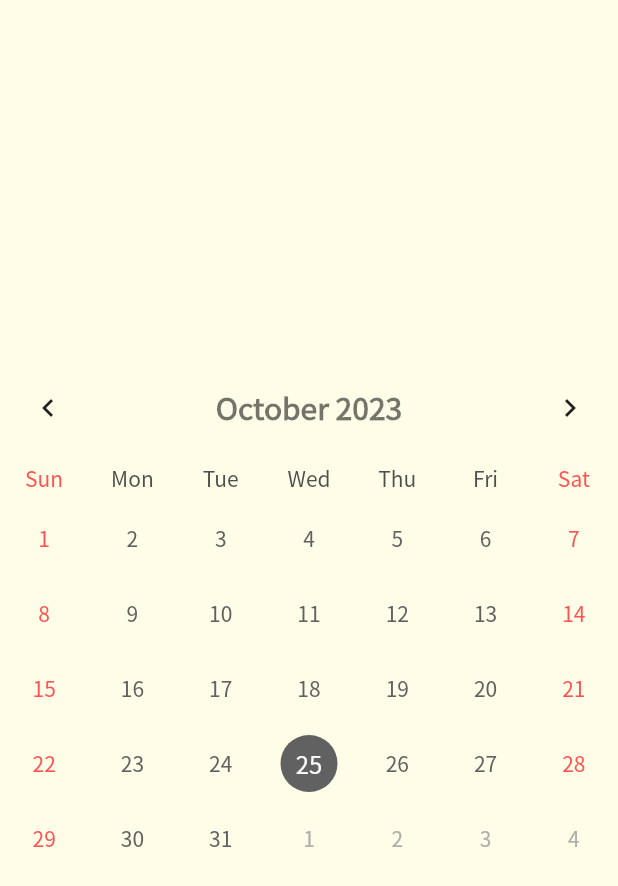
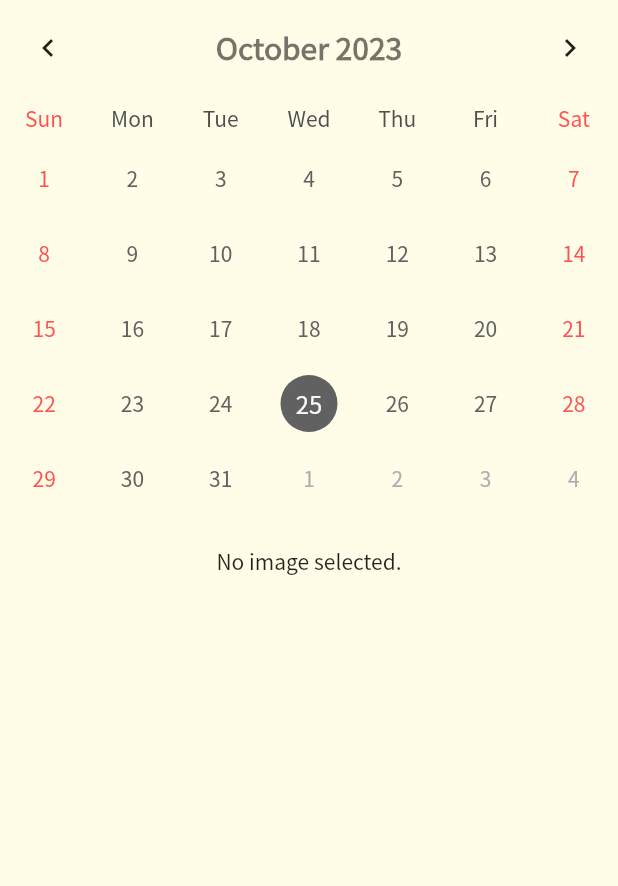
Before and after one commit to 6eom9eun/timeDam, a Flutter app: the MemoryPage screen opened directly, on a phone screen of 412 x 824 dp. Shown: the top 886 px of the screen. Run offline on Flutter 3.47's test engine with Material 2 defaults, Android fonts, the phone set to English and light mode, and no system bars; drawn by our look-alikes of table_calendar; our stand-ins replace cloud_firestore, firebase_auth, firebase_core, firebase_storage, google_sign_in, image_picker; accounts and stored records are empty.

Commit message:
게시글Provider

```diff
--- a/lib/providers/loginProvider.dart
+++ b/lib/providers/loginProvider.dart
@@ -20,7 +20,7 @@ import 'dart:core';
 import 'package:cloud_firestore/cloud_firestore.dart';
 
 /*
-Login provider
+===로그인 Provider===
  */
 class LoginProvider with ChangeNotifier {
   LoginProvider() {
--- /dev/null
+++ b/lib/providers/postProvider.dart
@@ -0,0 +1,15 @@
+import 'package:flutter/material.dart';
+
+/*
+===Post Provider===
+ */
+class PostProvider with ChangeNotifier {
+  String? _imageUrl;
+
+  String? get imageUrl => _imageUrl;
+
+  set imageUrl(String? url) {
+    _imageUrl = url;
+    notifyListeners();
+  }
+}
--- a/lib/screens/memoryPage.dart
+++ b/lib/screens/memoryPage.dart
@@ -1,6 +1,7 @@
 import 'package:flutter/material.dart';
 import 'package:memo_re/widgets/calendar2_widget.dart';
-
+import 'package:provider/provider.dart';
+import 'package:memo_re/providers/postProvider.dart';
 
 class MemoryPage extends StatefulWidget {
   const MemoryPage({super.key});
@@ -25,10 +26,35 @@ class _MemoryPageState extends State<MemoryPage> {
     return Scaffold(
       backgroundColor: Colors.yellow[50],
       body: Center(
-        child: Calendar2(
-          focusedDay: _focusedDay,
-          selectedDay: _selectedDay,
-          onDaySelected: _onDaySelected,
+        child: Column(
+          children: [
+            Calendar2(
+              focusedDay: _focusedDay,
+              selectedDay: _selectedDay,
+              onDaySelected: _onDaySelected,
+            ),
+
+            // 이거 post 보여지는 거 위젯화 필요.
+            const SizedBox(height: 20),
+            Expanded(
+              child: SingleChildScrollView(
+                child: Consumer<PostProvider>(
+                  builder: (context, postProvider, child) {
+                    return postProvider.imageUrl != null
+                        ? Container(
+                      width:double.infinity,
+                      height: 200,
+                      child: Image.network(
+                        postProvider.imageUrl!,
+                        fit: BoxFit.fill,
+                      ),
+                    )
+                        : Text('No image selected.');
+                  },
+                ),
+              ),
+            ),
+          ],
         ),
       ),
     );
--- a/lib/utils/vars.dart
+++ b/lib/utils/vars.dart
@@ -1,4 +1,4 @@
-// 폰트랑 색상
+// 폰트랑 색상 모음
 import 'dart:ui';
 
 class AppColors {
--- a/lib/widgets/calendar2_widget.dart
+++ b/lib/widgets/calendar2_widget.dart
@@ -1,7 +1,7 @@
 import 'package:flutter/material.dart';
 import 'package:table_calendar/table_calendar.dart';
-import 'package:memo_re/utils/vars.dart';
-import 'package:intl/intl.dart';
+
+// 캘린더 위젯
 
 class Calendar2 extends StatefulWidget {
   final DateTime focusedDay;
--- a/lib/widgets/setting_widget.dart
+++ b/lib/widgets/setting_widget.dart
@@ -1,5 +1,7 @@
 import 'package:flutter/material.dart';
 import 'package:memo_re/utils/vars.dart';
+
+// 세팅 위젯
 
 class SettingContainerText extends StatelessWidget {
   final String title;
```
Also changed, not shown: lib/main.dart (+8 -2 lines), lib/screens/loginPage.dart (+3 -4 lines), lib/screens/myPage.dart (+1 -21 lines), lib/screens/writePage.dart (+18 -1 lines), lib/firebase_options.dart.
